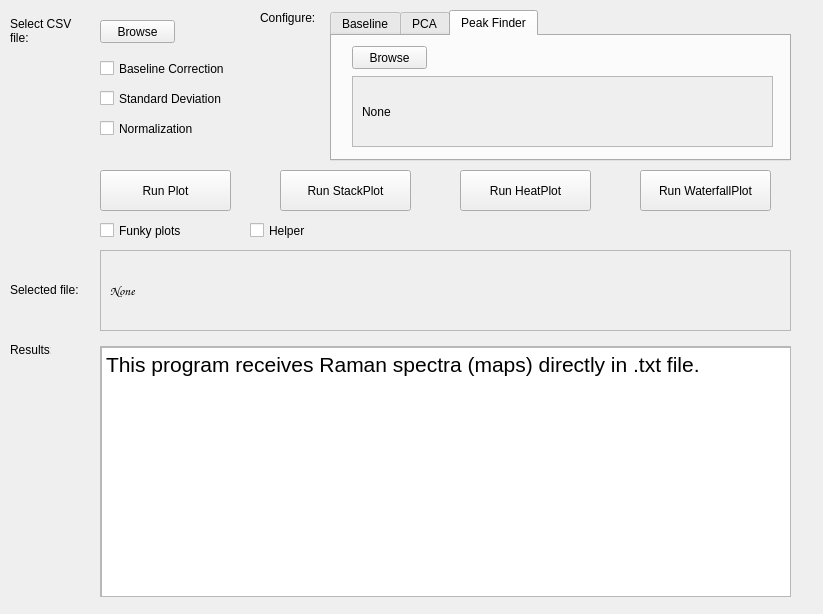
Before: the Qt Designer form Raman Spec UI.ui in PauloAxcel/Raman-Peak-Finder, drawn with Qt 5.
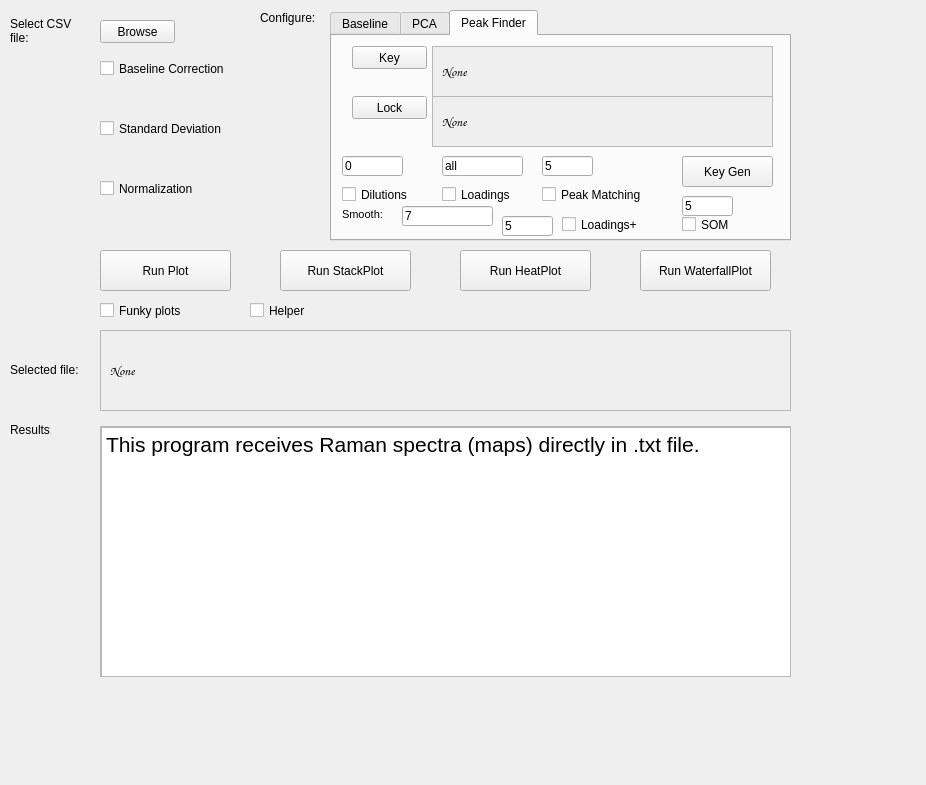
After: the same form once the commit is applied. The open tabs and pages were chosen to show the change.

```diff
--- a/Raman Spec UI.ui
+++ b/Raman Spec UI.ui
@@ -6,8 +6,8 @@
    <rect>
     <x>0</x>
     <y>0</y>
-    <width>823</width>
-    <height>614</height>
+    <width>926</width>
+    <height>785</height>
    </rect>
   </property>
   <property name="windowTitle">
@@ -37,7 +37,7 @@
     <property name="geometry">
      <rect>
       <x>100</x>
-      <y>170</y>
+      <y>250</y>
       <width>131</width>
       <height>41</height>
      </rect>
@@ -50,7 +50,7 @@
     <property name="geometry">
      <rect>
       <x>10</x>
-      <y>340</y>
+      <y>420</y>
       <width>41</width>
       <height>20</height>
      </rect>
@@ -94,7 +94,7 @@
       <x>330</x>
       <y>10</y>
       <width>461</width>
-      <height>151</height>
+      <height>231</height>
      </rect>
     </property>
     <property name="currentIndex">
@@ -405,33 +405,145 @@
        </rect>
       </property>
       <property name="text">
-       <string>Browse</string>
+       <string>Key</string>
       </property>
      </widget>
-     <widget class="QScrollArea" name="scrollArea_2">
+     <widget class="QPushButton" name="lockBrowseButton">
       <property name="geometry">
        <rect>
         <x>20</x>
-        <y>40</y>
-        <width>421</width>
-        <height>71</height>
+        <y>60</y>
+        <width>75</width>
+        <height>23</height>
        </rect>
       </property>
+      <property name="text">
+       <string>Lock</string>
+      </property>
+     </widget>
+     <widget class="QCheckBox" name="LoadingsCheckBox_2">
+      <property name="geometry">
+       <rect>
+        <x>110</x>
+        <y>150</y>
+        <width>91</width>
+        <height>17</height>
+       </rect>
+      </property>
+      <property name="text">
+       <string>Loadings</string>
+      </property>
+     </widget>
+     <widget class="QCheckBox" name="dilutionCheckBox">
+      <property name="geometry">
+       <rect>
+        <x>10</x>
+        <y>150</y>
+        <width>91</width>
+        <height>17</height>
+       </rect>
+      </property>
+      <property name="text">
+       <string>Dilutions</string>
+      </property>
+     </widget>
+     <widget class="QPushButton" name="peakfinderPlotButton">
+      <property name="geometry">
+       <rect>
+        <x>350</x>
+        <y>120</y>
+        <width>91</width>
+        <height>31</height>
+       </rect>
+      </property>
+      <property name="text">
+       <string>Key Gen</string>
+      </property>
+     </widget>
+     <widget class="QScrollArea" name="scrollArea_4">
+      <property name="geometry">
+       <rect>
+        <x>100</x>
+        <y>60</y>
+        <width>341</width>
+        <height>51</height>
+       </rect>
+      </property>
       <property name="widgetResizable">
        <bool>true</bool>
       </property>
-      <widget class="QWidget" name="scrollAreaWidgetContents_3">
+      <widget class="QWidget" name="scrollAreaWidgetContents_4">
        <property name="geometry">
         <rect>
          <x>0</x>
          <y>0</y>
-         <width>419</width>
-         <height>69</height>
+         <width>339</width>
+         <height>49</height>
         </rect>
        </property>
-       <layout class="QHBoxLayout" name="horizontalLayout_2">
+       <layout class="QHBoxLayout" name="horizontalLayout_3">
+        <item>
+         <widget class="QLabel" name="selectedLibraryViewBox_2">
+          <property name="font">
+           <font>
+            <family>Comic Sans MS</family>
+            <pointsize>10</pointsize>
+           </font>
+          </property>
+          <property name="text">
+           <string>None</string>
+          </property>
+          <property name="wordWrap">
+           <bool>true</bool>
+          </property>
+         </widget>
+        </item>
+       </layout>
+      </widget>
+     </widget>
+     <widget class="QCheckBox" name="matchCheckBox">
+      <property name="geometry">
+       <rect>
+        <x>210</x>
+        <y>150</y>
+        <width>111</width>
+        <height>17</height>
+       </rect>
+      </property>
+      <property name="text">
+       <string>Peak Matching</string>
+      </property>
+     </widget>
+     <widget class="QScrollArea" name="scrollArea_5">
+      <property name="geometry">
+       <rect>
+        <x>100</x>
+        <y>10</y>
+        <width>341</width>
+        <height>51</height>
+       </rect>
+      </property>
+      <property name="widgetResizable">
+       <bool>true</bool>
+      </property>
+      <widget class="QWidget" name="scrollAreaWidgetContents_5">
+       <property name="geometry">
+        <rect>
+         <x>0</x>
+         <y>0</y>
+         <width>339</width>
+         <height>49</height>
+        </rect>
+       </property>
+       <layout class="QHBoxLayout" name="horizontalLayout_4">
         <item>
          <widget class="QLabel" name="selectedLibraryViewBox">
+          <property name="font">
+           <font>
+            <family>Comic Sans MS</family>
+            <pointsize>10</pointsize>
+           </font>
+          </property>
           <property name="text">
            <string>None</string>
           </property>
@@ -443,6 +555,131 @@
        </layout>
       </widget>
      </widget>
+     <widget class="QLineEdit" name="peakParamBox">
+      <property name="geometry">
+       <rect>
+        <x>10</x>
+        <y>120</y>
+        <width>61</width>
+        <height>20</height>
+       </rect>
+      </property>
+      <property name="text">
+       <string>0</string>
+      </property>
+     </widget>
+     <widget class="QLineEdit" name="quadrantParamBox">
+      <property name="geometry">
+       <rect>
+        <x>110</x>
+        <y>120</y>
+        <width>81</width>
+        <height>20</height>
+       </rect>
+      </property>
+      <property name="inputMask">
+       <string/>
+      </property>
+      <property name="text">
+       <string>all</string>
+      </property>
+     </widget>
+     <widget class="QCheckBox" name="SOMCheckBox">
+      <property name="geometry">
+       <rect>
+        <x>350</x>
+        <y>180</y>
+        <width>91</width>
+        <height>17</height>
+       </rect>
+      </property>
+      <property name="text">
+       <string>SOM</string>
+      </property>
+     </widget>
+     <widget class="QLineEdit" name="SmoothParamBox">
+      <property name="geometry">
+       <rect>
+        <x>70</x>
+        <y>170</y>
+        <width>91</width>
+        <height>20</height>
+       </rect>
+      </property>
+      <property name="text">
+       <string>7</string>
+      </property>
+     </widget>
+     <widget class="QLineEdit" name="TolParamBox">
+      <property name="geometry">
+       <rect>
+        <x>210</x>
+        <y>120</y>
+        <width>51</width>
+        <height>20</height>
+       </rect>
+      </property>
+      <property name="text">
+       <string>5</string>
+      </property>
+     </widget>
+     <widget class="QLabel" name="label_9">
+      <property name="geometry">
+       <rect>
+        <x>10</x>
+        <y>170</y>
+        <width>71</width>
+        <height>16</height>
+       </rect>
+      </property>
+      <property name="font">
+       <font>
+        <pointsize>8</pointsize>
+       </font>
+      </property>
+      <property name="text">
+       <string>Smooth:</string>
+      </property>
+     </widget>
+     <widget class="QCheckBox" name="LoadingsplusCheckBox">
+      <property name="geometry">
+       <rect>
+        <x>230</x>
+        <y>180</y>
+        <width>91</width>
+        <height>17</height>
+       </rect>
+      </property>
+      <property name="text">
+       <string>Loadings+</string>
+      </property>
+     </widget>
+     <widget class="QLineEdit" name="numberParamBox">
+      <property name="geometry">
+       <rect>
+        <x>170</x>
+        <y>180</y>
+        <width>51</width>
+        <height>20</height>
+       </rect>
+      </property>
+      <property name="text">
+       <string>5</string>
+      </property>
+     </widget>
+     <widget class="QLineEdit" name="NeuParamBox">
+      <property name="geometry">
+       <rect>
+        <x>350</x>
+        <y>160</y>
+        <width>51</width>
+        <height>20</height>
+       </rect>
+      </property>
+      <property name="text">
+       <string>5</string>
+      </property>
+     </widget>
     </widget>
    </widget>
    <widget class="QCheckBox" name="baselineCheckBox">
@@ -462,7 +699,7 @@
     <property name="geometry">
      <rect>
       <x>100</x>
-      <y>90</y>
+      <y>120</y>
       <width>161</width>
       <height>17</height>
      </rect>
@@ -475,7 +712,7 @@
     <property name="geometry">
      <rect>
       <x>100</x>
-      <y>120</y>
+      <y>180</y>
       <width>161</width>
       <height>17</height>
      </rect>
@@ -488,7 +725,7 @@
     <property name="geometry">
      <rect>
       <x>10</x>
-      <y>280</y>
+      <y>360</y>
       <width>71</width>
       <height>20</height>
      </rect>
@@ -501,7 +738,7 @@
     <property name="geometry">
      <rect>
       <x>100</x>
-      <y>250</y>
+      <y>330</y>
       <width>691</width>
       <height>81</height>
      </rect>
@@ -542,7 +779,7 @@
     <property name="geometry">
      <rect>
       <x>280</x>
-      <y>170</y>
+      <y>250</y>
       <width>131</width>
       <height>41</height>
      </rect>
@@ -555,7 +792,7 @@
     <property name="geometry">
      <rect>
       <x>460</x>
-      <y>170</y>
+      <y>250</y>
       <width>131</width>
       <height>41</height>
      </rect>
@@ -568,7 +805,7 @@
     <property name="geometry">
      <rect>
       <x>640</x>
-      <y>170</y>
+      <y>250</y>
       <width>131</width>
       <height>41</height>
      </rect>
@@ -581,7 +818,7 @@
     <property name="geometry">
      <rect>
       <x>100</x>
-      <y>220</y>
+      <y>300</y>
       <width>151</width>
       <height>21</height>
      </rect>
@@ -594,7 +831,7 @@
     <property name="geometry">
      <rect>
       <x>100</x>
-      <y>346</y>
+      <y>426</y>
       <width>691</width>
       <height>251</height>
      </rect>
@@ -640,7 +877,7 @@
     <property name="geometry">
      <rect>
       <x>250</x>
-      <y>220</y>
+      <y>300</y>
       <width>151</width>
       <height>21</height>
      </rect>
```
Left out of the diff: 34 changed lines with no effect on the pictures.
